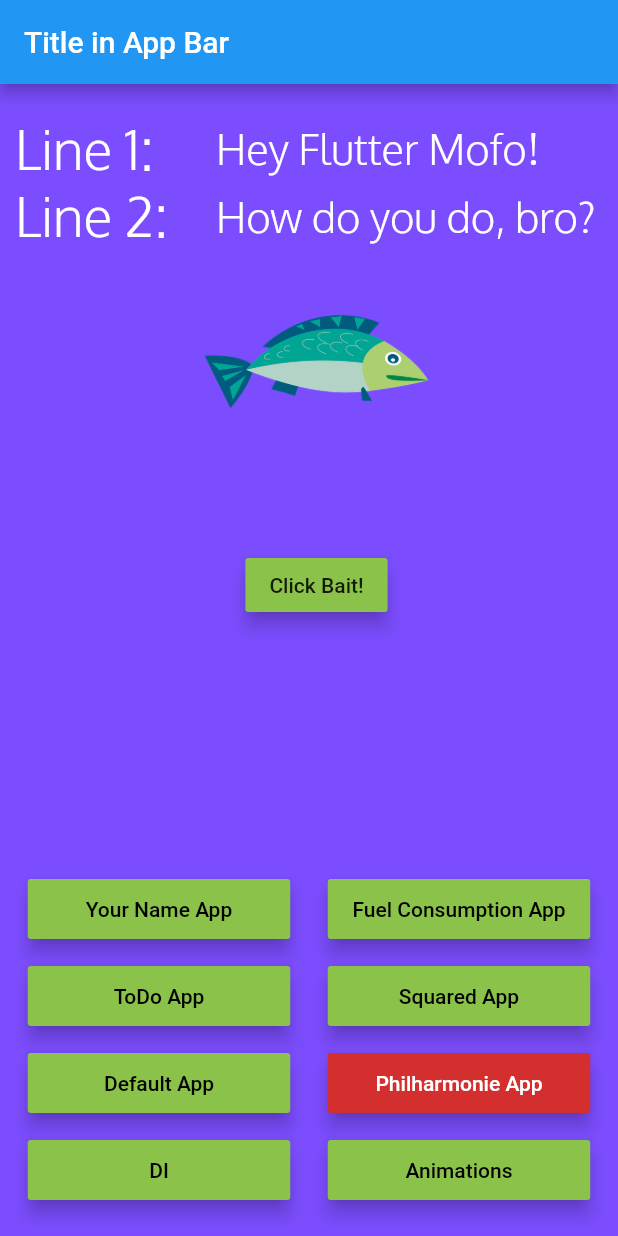
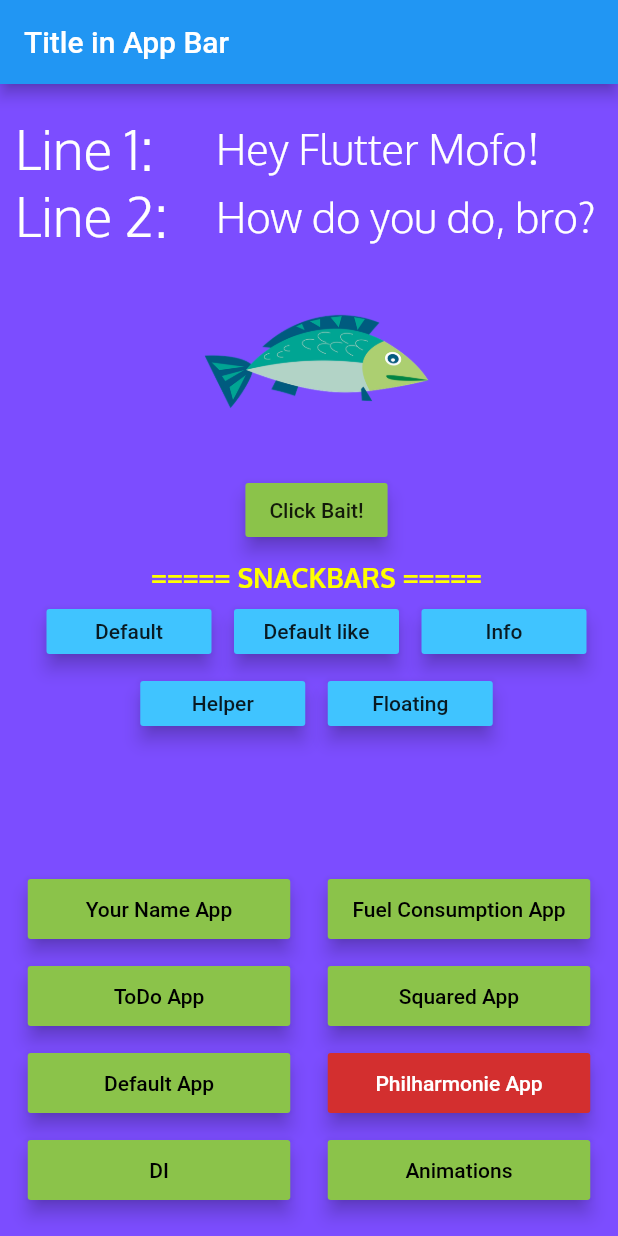
Before and after one commit to stephantasy/FlutterPlay, a Flutter app: the screen it shows after launch, on a phone screen of 412 x 824 dp. Run offline on Flutter 3.47's test engine with Material 2 defaults, Android fonts, the phone set to English and light mode, and no system bars; our stand-ins replace carousel_slider, dio, flushbar, flutter_html, gradient_widgets, material_design_icons_flutter and 1 more; accounts and stored records are empty.

Commit message:
Add Snackbars

```diff
--- a/lib/screens/home.dart
+++ b/lib/screens/home.dart
@@ -1,3 +1,5 @@
+import 'package:flushbar/flushbar.dart';
+import 'package:flushbar/flushbar_helper.dart';
 import 'package:flutter/material.dart';
 import 'package:hello_flutter/screens/animation_page.dart';
 import 'package:hello_flutter/screens/carousel.dart';
@@ -24,7 +26,7 @@ class Home extends StatelessWidget {
                   theRow1(),
                   theRow2(),
                   FishImageWidget(),
-                  TheRaisedButton(),
+                  ButtonZone(),
                   Container(height: 30.0),
                 ],
               ),
@@ -173,6 +175,188 @@ class Home extends StatelessWidget {
   }
 }
 
+class ButtonZone extends StatelessWidget {
+  const ButtonZone({
+    Key key,
+  }) : super(key: key);
+
+  @override
+  Widget build(BuildContext context) {
+    return Column(
+      children: <Widget>[
+        // Simple button displaying message
+        Row(
+          mainAxisAlignment: MainAxisAlignment.center,
+          children: <Widget>[
+            TheRaisedButton(),
+          ],
+        ),
+        // Snackbars
+        Padding(
+          child: Container(
+            child: Text(
+              "===== SNACKBARS =====",
+              style: TextStyle(
+                fontSize: 18.0,
+                color: Colors.yellowAccent,
+                fontFamily: 'Oxygen',
+                fontWeight: FontWeight.w700,
+              ),
+            ),
+          ),
+          padding: EdgeInsets.only(top: 10.0),
+        ),
+        Row(
+          mainAxisAlignment: MainAxisAlignment.center,
+          children: <Widget>[
+            GenericSnackbarButton(
+                context: context,
+                text: "Default",
+                callback: showDefaultSnackbar),
+            const SizedBox(width: 15.0),
+            GenericSnackbarButton(
+                context: context,
+                text: "Default like",
+                callback: showSimpleFlushbar),
+            const SizedBox(width: 15.0),
+            GenericSnackbarButton(
+                context: context,
+                text: "Info",
+                callback: showInfoFlushbar),
+          ],
+        ),
+        Row(
+          mainAxisAlignment: MainAxisAlignment.center,
+          children: <Widget>[
+            GenericSnackbarButton(
+                context: context,
+                text: "Helper",
+                callback: showInfoFlushbarHelper),
+            const SizedBox(width: 15.0),
+            GenericSnackbarButton(
+                context: context,
+                text: "Floating",
+                callback: showFloatingFlushbar),
+          ],
+        ),
+      ],
+    );
+  }
+
+  // Default Snackbar
+  showDefaultSnackbar(BuildContext context) {
+    Scaffold.of(context).showSnackBar(
+      SnackBar(
+        content: Text("This is the default Snackbar"),
+        action: SnackBarAction(
+          label: 'Click Me',
+          onPressed: () {},
+        ),
+      ),
+    );
+  }
+
+  // Flushbar 1
+  void showSimpleFlushbar(BuildContext context) {
+    Flushbar(
+      // There is also a messageText property for when you want to
+      // use a Text widget and not just a simple String
+      message: 'Hello from a Flushbar',
+      // Even the button can be styled to your heart's content
+      mainButton: FlatButton(
+        child: Text(
+          'Click Me',
+          style: TextStyle(color: Theme.of(context).accentColor),
+        ),
+        onPressed: () {},
+      ),
+      duration: Duration(seconds: 3),
+      // Show it with a cascading operator
+    )..show(context);
+  }
+
+  // Flushbar 2
+  void showInfoFlushbar(BuildContext context) {
+    Flushbar(
+      title: 'This action is prohibited',
+      message: 'Lorem ipsum dolor sit amet',
+      // ICON
+      icon: Icon(
+        Icons.info_outline,
+        size: 28,
+        color: Colors.blue.shade300,
+      ),
+      leftBarIndicatorColor: Colors.blue.shade300, // Blue bar at the left side
+      duration: Duration(seconds: 3),
+    )..show(context);
+  }
+
+  // Flushbar 3: Same as Info but with less customization!
+  // See documentation for more predefined bars
+  void showInfoFlushbarHelper(BuildContext context) {
+    FlushbarHelper.createInformation(
+      title: 'This action is prohibited',
+      message: 'Same as Info but with less customization!',
+    ).show(context);
+  }
+
+  //
+  void showFloatingFlushbar(BuildContext context) {
+    Flushbar(
+      margin: EdgeInsets.all(10),
+      borderRadius: 8,
+      backgroundGradient: LinearGradient(
+        colors: [Colors.green.shade800, Colors.greenAccent.shade700],
+        stops: [0.7, 1],
+      ),
+      boxShadows: [
+        BoxShadow(
+          color: Colors.black45,
+          offset: Offset(3, 3),
+          blurRadius: 3,
+        ),
+      ],
+      // All of the previous Flushbars could be dismissed by swiping down
+      // now we want to swipe to the sides
+      dismissDirection: FlushbarDismissDirection.HORIZONTAL,
+      // The default curve is Curves.easeOut
+      forwardAnimationCurve: Curves.fastLinearToSlowEaseIn,
+      title: 'This is a floating Flushbar',
+      message: 'Dismiss it by swiping left or right',
+    )..show(context);
+  }
+}
+
+class GenericSnackbarButton extends StatelessWidget {
+  const GenericSnackbarButton({
+    Key key,
+    @required this.context,
+    @required this.text,
+    @required this.callback,
+  }) : super(key: key);
+
+  final BuildContext context;
+  final String text;
+  final callback;
+
+  @override
+  Widget build(BuildContext context) {
+    return ButtonTheme(
+      minWidth: 110.0,
+      height: 30.0,
+      child: RaisedButton(
+        child: Text(text),
+        onPressed: () {
+          //clickAction(context);
+          callback(context);
+        },
+        color: Colors.lightBlueAccent,
+        elevation: 5.0,
+      ),
+    );
+  }
+}
+
 class FishImageWidget extends StatelessWidget {
   @override
   Widget build(BuildContext context) {
@@ -192,7 +376,7 @@ class TheRaisedButton extends StatelessWidget {
   @override
   Widget build(BuildContext context) {
     var button = Container(
-      margin: EdgeInsets.only(top: 50.0),
+      //margin: EdgeInsets.only(top: 50.0),
       child: RaisedButton(
         child: Text("Click Bait!"),
         color: Colors.lightGreen,
--- a/pubspec.yaml
+++ b/pubspec.yaml
@@ -11,7 +11,7 @@ description: A new Flutter project.
 # In iOS, build-name is used as CFBundleShortVersionString while build-number used as CFBundleVersion.
 # Read more about iOS versioning at
 # https://developer.apple.com/library/archive/documentation/General/Reference/InfoPlistKeyReference/Articles/CoreFoundationKeys.html
-version: 1.0.7+8
+version: 1.1.0+1
 
 environment:
   sdk: ">=2.1.0 <3.0.0"
@@ -36,6 +36,9 @@ dependencies:
 
   # Gradient Stuff
   gradient_widgets: ^0.5.0
+
+  # For Snackbar
+  flushbar: ^1.5.0
 
   # Effet parallaxe des images
   parallax_image: 0.3.1+1
```
Also changed, not shown: pubspec.lock, 1 other file.
